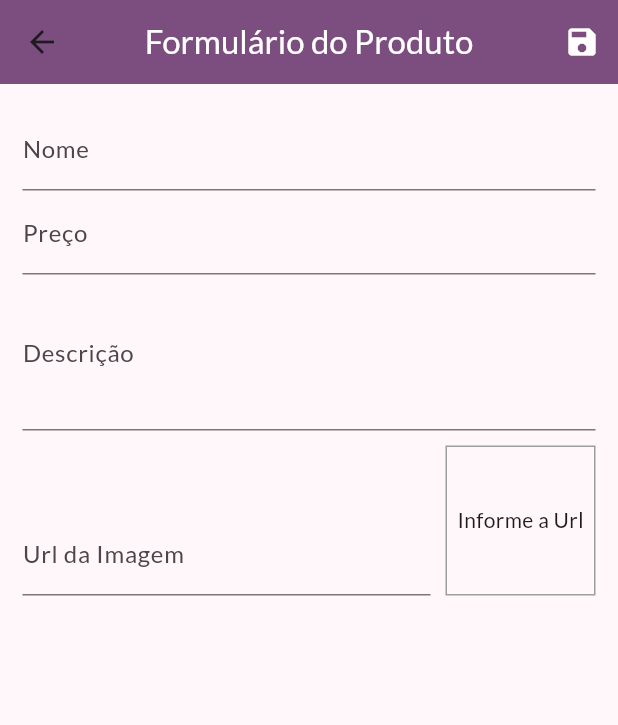
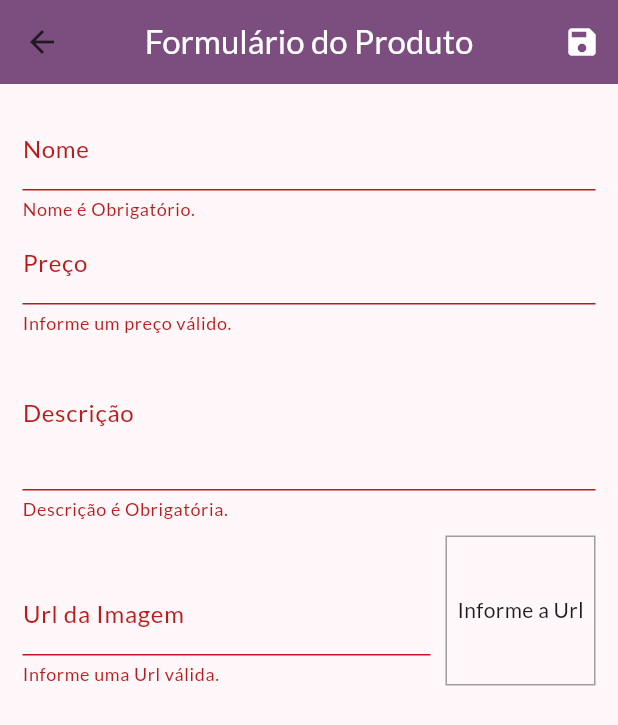
Before and after one commit to beto-luis/shop, a Flutter app: the ProductFormPage screen opened by its route, after a tap on the "save" icon, on a phone screen of 412 x 824 dp. Shown: the top 725 px of the screen. Run offline on Flutter 3.47's test engine with Material 3 defaults, Android fonts, the phone set to English and light mode, and no system bars; network calls fail.

Commit message:
refatoração na adição dos produtos

```diff
--- a/lib/models/product_list.dart
+++ b/lib/models/product_list.dart
@@ -1,3 +1,5 @@
+import 'dart:math';
+
 import 'package:flutter/material.dart';
 import 'package:shop/data/dummy_data.dart';
 import 'package:shop/models/product.dart';
@@ -13,6 +15,17 @@ class ProductList with ChangeNotifier {
     return _items.length;
   }
 
+
+  void addProductFromData(Map<String, Object> data) {
+    final newProduct = Product(
+      id: Random().nextDouble().toString(),
+      name: data['name'] as String,
+      description: data['description'] as String,
+      price: data['price'] as double,
+      imageUrl: data['imageUrl'] as String,
+    );
+    addProduct(newProduct);
+  }
 
   void addProduct(Product product) {
     _items.add(product);
--- a/lib/pages/product_form_page.dart
+++ b/lib/pages/product_form_page.dart
@@ -1,7 +1,8 @@
 import 'dart:math';
-
 import 'package:flutter/material.dart';
+import 'package:provider/provider.dart';
 import 'package:shop/models/product.dart';
+import 'package:shop/models/product_list.dart';
 
 class ProductFormPage extends StatefulWidget {
   const ProductFormPage({super.key});
@@ -37,15 +38,24 @@ class _ProductFormPageState extends State<ProductFormPage> {
     setState(() {});
   }
 
+  bool isValidImageUrl(String url) {
+    bool isValidUrl = Uri.tryParse(url)?.hasAbsolutePath ?? false;
+    bool endsWithFile = url.toLowerCase().endsWith('.png') ||
+        url.toLowerCase().endsWith('.jpg') ||
+        url.toLowerCase().endsWith('.jpeg');
+    return isValidUrl && endsWithFile;
+  }
+
   void _submitForm() {
+    final isValid = _formKey.currentState?.validate() ?? false;
+    if (!isValid) {
+      return;
+    }
+
     _formKey.currentState?.save();
-    final newProduct = Product(
-      id: Random().nextDouble().toString(),
-      name: _formData['name'] as String,
-      description: _formData['description'] as String,
-      price: _formData['price'] as double,
-      imageUrl: _formData['imageUrl'] as String,
-    );
+
+    Provider.of<ProductList>(context, listen: false).addProductFromData(_formData);
+    Navigator.of(context).pop();
   }
 
   @override
@@ -79,6 +89,19 @@ class _ProductFormPageState extends State<ProductFormPage> {
                   FocusScope.of(context).requestFocus(_priceFocus);
                 },
                 onSaved: (name) => _formData['name'] = name ?? '',
+                validator: (_name) {
+                  final name = _name ?? '';
+
+                  if (name.trim().isEmpty) {
+                    return 'Nome é Obrigatório.';
+                  }
+
+                  if (name.trim().length < 3) {
+                    return 'Nome precisa no mínimo de 3 letras.';
+                  }
+
+                  return null;
+                },
               ),
               TextFormField(
                 decoration: const InputDecoration(labelText: 'Preço'),
@@ -92,6 +115,15 @@ class _ProductFormPageState extends State<ProductFormPage> {
                 },
                 onSaved: (price) =>
                     _formData['price'] = double.parse(price ?? '0'),
+                validator: (_price) {
+                  final priceString = _price ?? '';
+                  final price = double.tryParse(priceString) ?? -1;
+
+                  if (price <= 0) {
+                    return 'Informe um preço válido.';
+                  }
+                  return null;
+                },
               ),
               TextFormField(
                 decoration: const InputDecoration(labelText: 'Descrição'),
@@ -100,6 +132,19 @@ class _ProductFormPageState extends State<ProductFormPage> {
                 maxLines: 3,
                 onSaved: (description) =>
                     _formData['description'] = description ?? '',
+                validator: (_description) {
+                  final description = _description ?? '';
+
+                  if (description.trim().isEmpty) {
+                    return 'Descrição é Obrigatória.';
+                  }
+
+                  if (description.trim().length < 10) {
+                    return 'descrição precisa no mínimo de 10 letras.';
+                  }
+
+                  return null;
+                },
               ),
               Row(
                 crossAxisAlignment: CrossAxisAlignment.end,
@@ -115,6 +160,12 @@ class _ProductFormPageState extends State<ProductFormPage> {
                       onFieldSubmitted: (_) => _submitForm(),
                       onSaved: (imageUrl) =>
                           _formData['imageUrl'] = imageUrl ?? '',
+                      validator: (_imageUrl) {
+                        final imageUrl = _imageUrl ?? '';
+                        if (!isValidImageUrl(imageUrl)) {
+                          return 'Informe uma Url válida.';
+                        }
+                      },
                     ),
                   ),
                   Container(
```
